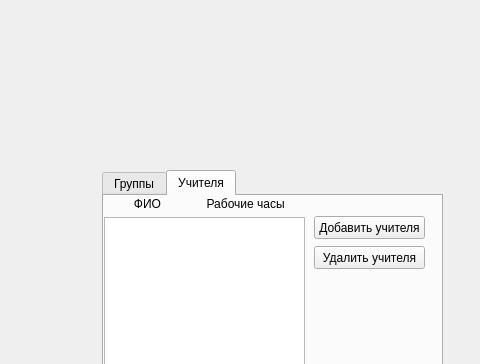
Old version of the form scheduledepartment.ui in the repository BlackSerperior6/ScheduleDepartmentProgram; both pictures show x 148 to 628 and y 0 to 364 of the 797 by 519 pixel window.
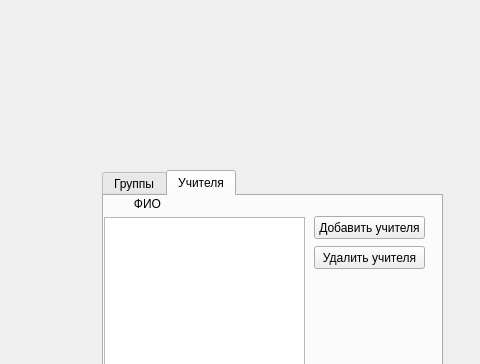
New version of the form. The open tabs and pages were chosen to show the change.

The edit to the form file:
```diff
--- a/scheduledepartment.ui
+++ b/scheduledepartment.ui
@@ -198,19 +198,6 @@
        <string>         ФИО</string>
       </property>
      </widget>
-     <widget class="QLabel" name="label_4">
-      <property name="geometry">
-       <rect>
-        <x>76</x>
-        <y>0</y>
-        <width>121</width>
-        <height>16</height>
-       </rect>
-      </property>
-      <property name="text">
-       <string>        Рабочие часы</string>
-      </property>
-     </widget>
     </widget>
    </widget>
   </widget>
```
Left out of the diff: 8 changed lines with no effect on the pictures.
